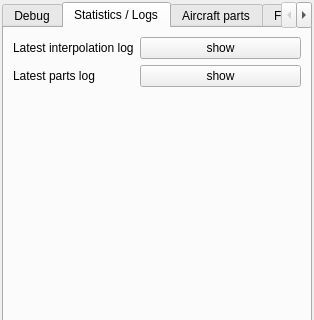
Old version of the form src/blackgui/components/internalscomponent.ui in the repository swift-project/pilotclient; both pictures show x 0 to 314 and y 0 to 320 of the 314 by 690 pixel window.
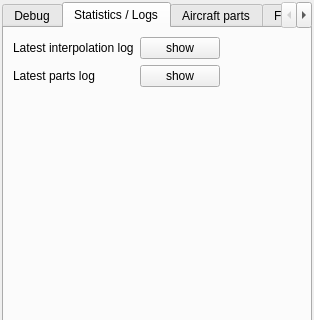
New version of the form. The open tabs and pages were chosen to show the change. Icons and pictures are not drawn. Custom widgets are drawn as their Qt base class.

Patch:
```diff
--- a/src/blackgui/components/internalscomponent.ui
+++ b/src/blackgui/components/internalscomponent.ui
@@ -274,16 +274,7 @@
       <attribute name="title">
        <string>Statistics / Logs</string>
       </attribute>
-      <layout class="QVBoxLayout" name="verticalLayout">
-       <item>
-        <layout class="QFormLayout" name="fl_Statistics">
-         <item row="0" column="0">
-          <widget class="QLabel" name="lbl_LatestInterpolationLog">
-           <property name="text">
-            <string>Latest interpolation log</string>
-           </property>
-          </widget>
-         </item>
+      <layout class="QGridLayout" name="gl_Statistics" columnstretch="0,0,0">
          <item row="0" column="1">
           <widget class="QPushButton" name="pb_LatestInterpolationLog">
            <property name="text">
@@ -291,6 +282,13 @@
            </property>
           </widget>
          </item>
+       <item row="1" column="1">
+        <widget class="QPushButton" name="pb_LatestPartsLog">
+         <property name="text">
+          <string>show</string>
+         </property>
+        </widget>
+       </item>
          <item row="1" column="0">
           <widget class="QLabel" name="lbl_LatestPartsLog">
            <property name="text">
@@ -298,14 +296,38 @@
            </property>
           </widget>
          </item>
-         <item row="1" column="1">
-          <widget class="QPushButton" name="pb_LatestPartsLog">
+       <item row="0" column="0">
+        <widget class="QLabel" name="lbl_LatestInterpolationLog">
            <property name="text">
-            <string>show</string>
+          <string>Latest interpolation log</string>
            </property>
           </widget>
          </item>
-        </layout>
+       <item row="0" column="2">
+        <spacer name="horizontalSpacer">
+         <property name="orientation">
+          <enum>Qt::Horizontal</enum>
+         </property>
+         <property name="sizeHint" stdset="0">
+          <size>
+           <width>40</width>
+           <height>20</height>
+          </size>
+         </property>
+        </spacer>
+       </item>
+       <item row="2" column="0">
+        <spacer name="vs_Statistics">
+         <property name="orientation">
+          <enum>Qt::Vertical</enum>
+         </property>
+         <property name="sizeHint" stdset="0">
+          <size>
+           <width>20</width>
+           <height>40</height>
+          </size>
+         </property>
+        </spacer>
        </item>
       </layout>
      </widget>
```
Left out of the diff: 4 changed lines with no effect on the pictures. Lines whose indentation alone changed are shown as unchanged.
